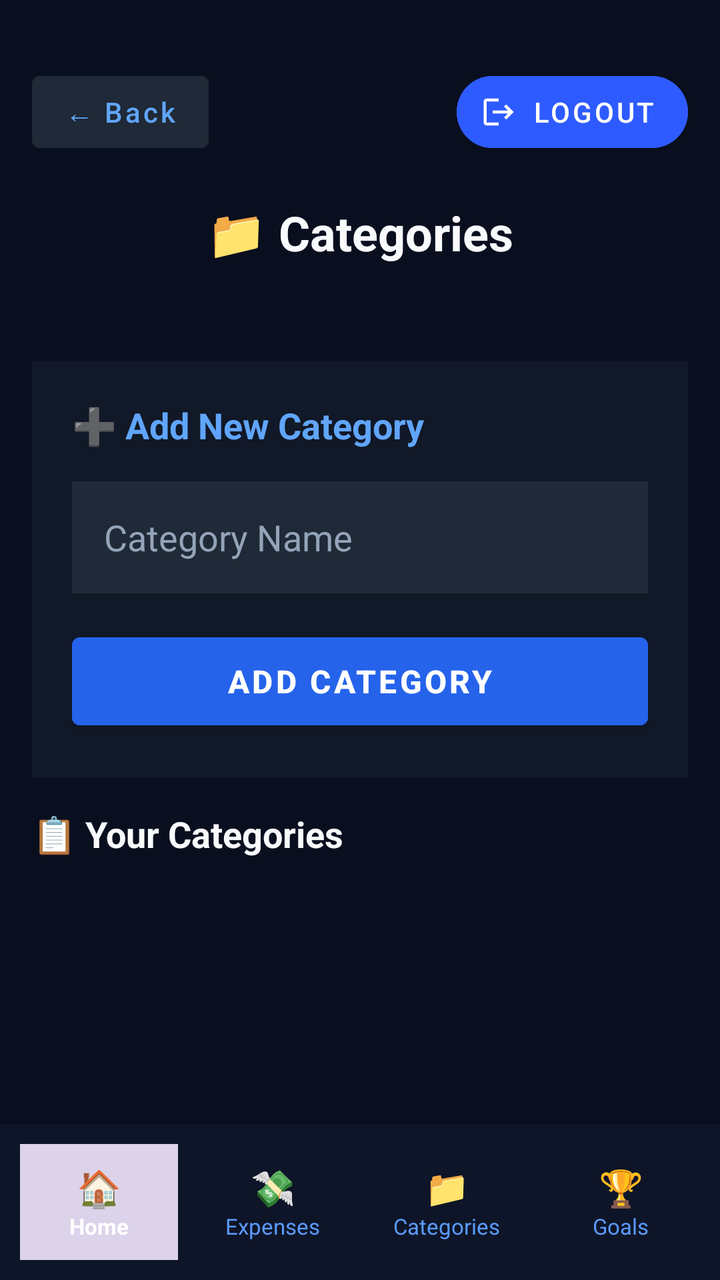
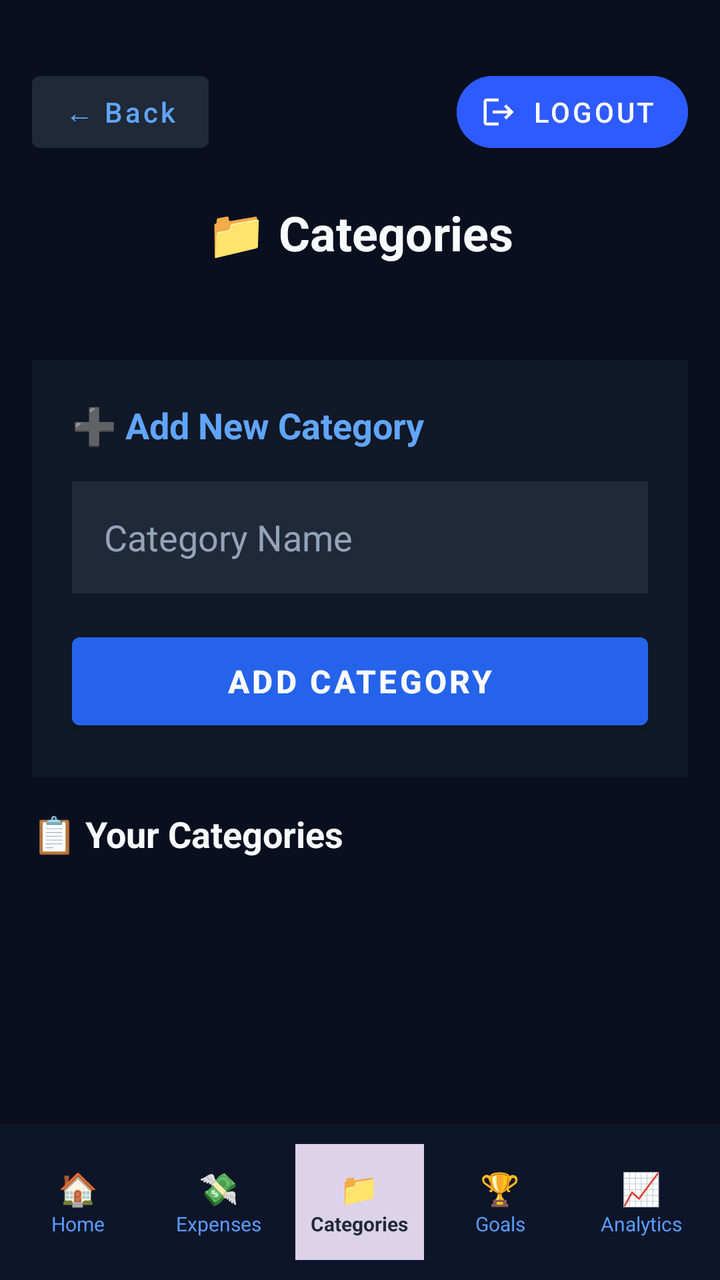

Screens rendered from an Android XML layout before and after an edit, with the pre-edit source and the edit as a unified diff.
<!-- AndroidManifest.xml: application theme Theme.PennyWize -->
<!-- res/layout/activity_categories.xml -->
<?xml version="1.0" encoding="utf-8"?>
<LinearLayout xmlns:android="http://schemas.android.com/apk/res/android"
    android:layout_width="match_parent"
    android:layout_height="match_parent"
    xmlns:app="http://schemas.android.com/apk/res-auto"
    android:orientation="vertical"
    android:background="#0A0F1F">

    
    
    <RelativeLayout
        android:layout_width="match_parent"
        android:layout_height="wrap_content"
        android:padding="16dp"
        android:layout_marginTop="16dp"
        android:layout_marginBottom="16dp">


        <Button
            android:id="@+id/btnBack"
            android:layout_width="wrap_content"
            android:layout_height="48dp"
            android:layout_alignParentStart="true"
            android:layout_alignParentTop="true"
            android:backgroundTint="#1F2937"
            android:text="← Back"
            android:textAllCaps="false"
            android:textColor="#60A5FA" />

        
        <com.google.android.material.button.MaterialButton
            android:id="@+id/btnLogout"
            style="@style/Widget.MaterialComponents.Button.Icon"
            android:layout_width="wrap_content"
            android:layout_height="48dp"
            android:layout_alignParentEnd="true"
            android:layout_alignParentTop="true"
            android:backgroundTint="#2E5BFF"
            android:text="Logout"
            app:cornerRadius="20dp"
            app:icon="@drawable/ic_logout"
            app:iconSize="18dp"
            app:iconTint="@android:color/white" />


        <TextView
            android:id="@+id/tvHeaderTitle"
            android:layout_width="wrap_content"
            android:layout_height="wrap_content"
            android:layout_below="@id/btnLogout"
            android:layout_centerHorizontal="true"
            android:layout_marginTop="20dp"
            android:text="📁 Categories"
            android:textColor="#F8FAFC"
            android:textSize="24sp"
            android:textStyle="bold" />

    </RelativeLayout>

    <ScrollView
        android:layout_width="match_parent"
        android:layout_height="0dp"
        android:layout_weight="1">

        <LinearLayout
            android:layout_width="match_parent"
            android:layout_height="wrap_content"
            android:orientation="vertical"
            android:padding="16dp">

            
            <LinearLayout
                android:layout_width="match_parent"
                android:layout_height="wrap_content"
                android:orientation="vertical"
                android:background="#111827"
                android:padding="20dp"
                android:layout_marginBottom="16dp">

                <TextView
                    android:layout_width="wrap_content"
                    android:layout_height="wrap_content"
                    android:text="➕ Add New Category"
                    android:textColor="#60A5FA"
                    android:textSize="18sp"
                    android:textStyle="bold"
                    android:layout_marginBottom="16dp"/>

                <EditText
                    android:id="@+id/etCategoryName"
                    android:layout_width="match_parent"
                    android:layout_height="56dp"
                    android:hint="Category Name"
                    android:textColorHint="#94A3B8"
                    android:textColor="#FFFFFF"
                    android:background="#1F2937"
                    android:paddingStart="16dp"
                    android:paddingEnd="16dp"
                    android:layout_marginBottom="16dp"
                    android:inputType="text"/>

                <Button
                    android:id="@+id/btnAddCategory"
                    android:layout_width="match_parent"
                    android:layout_height="56dp"
                    android:text="ADD CATEGORY"
                    android:textAllCaps="false"
                    android:textColor="#FFFFFF"
                    android:backgroundTint="#2563EB"
                    android:textSize="16sp"
                    android:textStyle="bold"/>
            </LinearLayout>

            
            <TextView
                android:layout_width="wrap_content"
                android:layout_height="wrap_content"
                android:text="📋 Your Categories"
                android:textColor="#F8FAFC"
                android:textSize="18sp"
                android:textStyle="bold"
                android:layout_marginBottom="12dp"/>

            
            <LinearLayout
                android:id="@+id/containerCategories"
                android:layout_width="match_parent"
                android:layout_height="wrap_content"
                android:orientation="vertical"/>

        </LinearLayout>
    </ScrollView>

    
    <LinearLayout
        android:layout_width="match_parent"
        android:layout_height="78dp"
        android:background="#0E1528"
        android:gravity="center"
        android:orientation="horizontal"
        android:paddingHorizontal="6dp">

        <LinearLayout
            android:id="@+id/navHome"
            android:layout_width="0dp"
            android:layout_height="58dp"
            android:layout_weight="1"
            android:gravity="center"
            android:orientation="vertical"
            android:layout_margin="4dp"
            android:background="#DCD3EA">

            <TextView
                android:layout_width="wrap_content"
                android:layout_height="wrap_content"
                android:text="🏠"
                android:textColor="#FFFFFF"
                android:textSize="18sp"
                android:textStyle="bold" />

            <TextView
                android:layout_width="wrap_content"
                android:layout_height="wrap_content"
                android:text="Home"
                android:textColor="#FFFFFF"
                android:textSize="11sp"
                android:textStyle="bold" />
        </LinearLayout>

        <LinearLayout
            android:id="@+id/navExpenses"
            android:layout_width="0dp"
            android:layout_height="58dp"
            android:layout_weight="1"
            android:gravity="center"
            android:orientation="vertical"
            android:layout_margin="4dp">

            <TextView
                android:layout_width="wrap_content"
                android:layout_height="wrap_content"
                android:text="💸"
                android:textColor="#5A9BFF"
                android:textSize="18sp"
                android:textStyle="bold" />

            <TextView
                android:layout_width="wrap_content"
                android:layout_height="wrap_content"
                android:text="Expenses"
                android:textColor="#5A9BFF"
                android:textSize="11sp" />
        </LinearLayout>

        <LinearLayout
            android:id="@+id/navCategories"
            android:layout_width="0dp"
            android:layout_height="58dp"
            android:layout_weight="1"
            android:gravity="center"
            android:orientation="vertical"
            android:layout_margin="4dp">

            <TextView
                android:layout_width="wrap_content"
                android:layout_height="wrap_content"
                android:text="📁"
                android:textColor="#5A9BFF"
                android:textSize="18sp"
                android:textStyle="bold" />

            <TextView
                android:layout_width="wrap_content"
                android:layout_height="wrap_content"
                android:text="Categories"
                android:textColor="#5A9BFF"
                android:textSize="11sp" />
        </LinearLayout>

        <LinearLayout
            android:id="@+id/navGoals"
            android:layout_width="0dp"
            android:layout_height="58dp"
            android:layout_weight="1"
            android:gravity="center"
            android:orientation="vertical"
            android:layout_margin="4dp">

            <TextView
                android:layout_width="wrap_content"
                android:layout_height="wrap_content"
                android:text="🏆"
                android:textColor="#5A9BFF"
                android:textSize="18sp"
                android:textStyle="bold" />

            <TextView
                android:layout_width="wrap_content"
                android:layout_height="wrap_content"
                android:text="Goals"
                android:textColor="#5A9BFF"
                android:textSize="11sp" />
        </LinearLayout>
    </LinearLayout>
</LinearLayout>
<!-- resources referenced by this layout -->
<resources>
  <!-- drawable ic_logout (drawable) -->
  <?xml version="1.0" encoding="utf-8"?>
  <vector xmlns:android="http://schemas.android.com/apk/res/android"
  android:width="24dp"
  android:height="24dp"
  android:viewportWidth="24"
  android:viewportHeight="24"
  android:tint="#FFFFFF">
  <path
      android:fillColor="@android:color/white"
      android:pathData="M17,7l-1.41,1.41L18.17,11H8v2h10.17l-2.58,2.58L17,17l5,-5L17,7zM4,5h8V3H4C2.9,3 2,3.9 2,5v14c0,1.1 0.9,2 2,2h8v-2H4V5z"/>
  </vector>
  <style name="Theme.PennyWize" parent="Theme.MaterialComponents.DayNight.NoActionBar">
          
          <item name="colorPrimary">#4A9EFF</item>
          <item name="colorPrimaryVariant">#1A2035</item>
          <item name="colorOnPrimary">#FFFFFF</item>
          
          <item name="colorSecondary">#4A9EFF</item>
          <item name="colorSecondaryVariant">#0A0E1A</item>
          <item name="colorOnSecondary">#FFFFFF</item>
          
          <item name="android:statusBarColor">#0A0E1A</item>
          
          <item name="android:windowBackground">#0A0E1A</item>
      </style>
</resources>

<!-- the commit's change to res/layout/activity_categories.xml (unified diff, before → after) -->
@@ -138,7 +138,7 @@
         android:background="#0E1528"
         android:gravity="center"
         android:orientation="horizontal"
-        android:paddingHorizontal="6dp">
+        android:paddingHorizontal="4dp">
 
         <LinearLayout
             android:id="@+id/navHome"
@@ -147,74 +147,42 @@
             android:layout_weight="1"
             android:gravity="center"
             android:orientation="vertical"
-            android:layout_margin="4dp"
+            android:layout_margin="3dp">
+            <TextView android:layout_width="wrap_content" android:layout_height="wrap_content"
+                android:text="🏠" android:textColor="#5A9BFF" android:textSize="16sp" />
+            <TextView android:layout_width="wrap_content" android:layout_height="wrap_content"
+                android:text="Home" android:textColor="#5A9BFF" android:textSize="10sp" />
+        </LinearLayout>
+
+        <LinearLayout
+            android:id="@+id/navExpenses"
+            android:layout_width="0dp"
+            android:layout_height="58dp"
+            android:layout_weight="1"
+            android:gravity="center"
+            android:orientation="vertical"
+            android:layout_margin="3dp">
+            <TextView android:layout_width="wrap_content" android:layout_height="wrap_content"
+                android:text="💸" android:textColor="#5A9BFF" android:textSize="16sp" />
+            <TextView android:layout_width="wrap_content" android:layout_height="wrap_content"
+                android:text="Expenses" android:textColor="#5A9BFF" android:textSize="10sp" />
+        </LinearLayout>
+
+        <LinearLayout
+            android:id="@+id/navCategories"
+            android:layout_width="0dp"
+            android:layout_height="58dp"
+            android:layout_weight="1"
+            android:gravity="center"
+            android:orientation="vertical"
+            android:layout_margin="3dp"
             android:background="#DCD3EA">
-
-            <TextView
-                android:layout_width="wrap_content"
-                android:layout_height="wrap_content"
-                android:text="🏠"
-                android:textColor="#FFFFFF"
-                android:textSize="18sp"
-                android:textStyle="bold" />
-
-            <TextView
-                android:layout_width="wrap_content"
-                android:layout_height="wrap_content"
-                android:text="Home"
-                android:textColor="#FFFFFF"
-                android:textSize="11sp"
-                android:textStyle="bold" />
-        </LinearLayout>
-
-        <LinearLayout
-            android:id="@+id/navExpenses"
-            android:layout_width="0dp"
-            android:layout_height="58dp"
-            android:layout_weight="1"
-            android:gravity="center"
-            android:orientation="vertical"
-            android:layout_margin="4dp">
-
-            <TextView
-                android:layout_width="wrap_content"
-                android:layout_height="wrap_content"
-                android:text="💸"
-                android:textColor="#5A9BFF"
-                android:textSize="18sp"
-                android:textStyle="bold" />
-
-            <TextView
-                android:layout_width="wrap_content"
-                android:layout_height="wrap_content"
-                android:text="Expenses"
-                android:textColor="#5A9BFF"
-                android:textSize="11sp" />
-        </LinearLayout>
-
-        <LinearLayout
-            android:id="@+id/navCategories"
-            android:layout_width="0dp"
-            android:layout_height="58dp"
-            android:layout_weight="1"
-            android:gravity="center"
-            android:orientation="vertical"
-            android:layout_margin="4dp">
-
-            <TextView
-                android:layout_width="wrap_content"
-                android:layout_height="wrap_content"
-                android:text="📁"
-                android:textColor="#5A9BFF"
-                android:textSize="18sp"
-                android:textStyle="bold" />
-
-            <TextView
-                android:layout_width="wrap_content"
-                android:layout_height="wrap_content"
-                android:text="Categories"
-                android:textColor="#5A9BFF"
-                android:textSize="11sp" />
+            <TextView android:layout_width="wrap_content" android:layout_height="wrap_content"
+                android:text="📁" android:textColor="#1F2937" android:textSize="16sp"
+                android:textStyle="bold"/>
+            <TextView android:layout_width="wrap_content" android:layout_height="wrap_content"
+                android:text="Categories" android:textColor="#1F2937" android:textSize="10sp"
+                android:textStyle="bold"/>
         </LinearLayout>
 
         <LinearLayout
@@ -224,22 +192,26 @@
             android:layout_weight="1"
             android:gravity="center"
             android:orientation="vertical"
-            android:layout_margin="4dp">
-
-            <TextView
-                android:layout_width="wrap_content"
-                android:layout_height="wrap_content"
-                android:text="🏆"
-                android:textColor="#5A9BFF"
-                android:textSize="18sp"
-                android:textStyle="bold" />
-
-            <TextView
-                android:layout_width="wrap_content"
-                android:layout_height="wrap_content"
-                android:text="Goals"
-                android:textColor="#5A9BFF"
-                android:textSize="11sp" />
-        </LinearLayout>
+            android:layout_margin="3dp">
+            <TextView android:layout_width="wrap_content" android:layout_height="wrap_content"
+                android:text="🏆" android:textColor="#5A9BFF" android:textSize="16sp" />
+            <TextView android:layout_width="wrap_content" android:layout_height="wrap_content"
+                android:text="Goals" android:textColor="#5A9BFF" android:textSize="10sp" />
+        </LinearLayout>
+
+        <LinearLayout
+            android:id="@+id/navAnalytics"
+            android:layout_width="0dp"
+            android:layout_height="58dp"
+            android:layout_weight="1"
+            android:gravity="center"
+            android:orientation="vertical"
+            android:layout_margin="3dp">
+            <TextView android:layout_width="wrap_content" android:layout_height="wrap_content"
+                android:text="📈" android:textColor="#5A9BFF" android:textSize="16sp"/>
+            <TextView android:layout_width="wrap_content" android:layout_height="wrap_content"
+                android:text="Analytics" android:textColor="#5A9BFF" android:textSize="10sp"/>
+        </LinearLayout>
+
     </LinearLayout>
 </LinearLayout>
